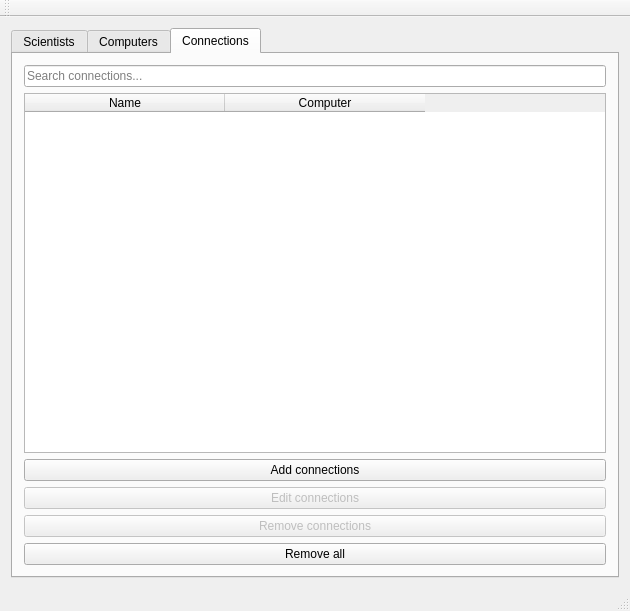
First picture: the form in vln-vika3/vln3/mainwindow.ui, repository hoddiingi/vln1-2016, before the edit.
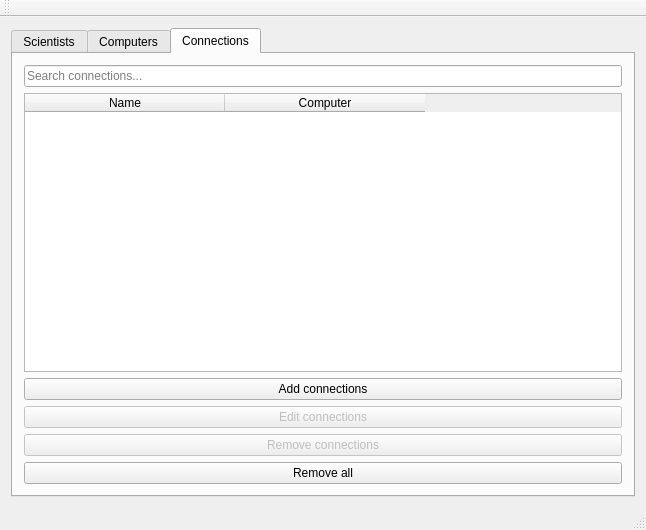
Second picture: the form after the edit.

```diff
--- a/vln-vika3/vln3/mainwindow.ui
+++ b/vln-vika3/vln3/mainwindow.ui
@@ -9,8 +9,8 @@
    <rect>
     <x>0</x>
     <y>0</y>
-    <width>630</width>
-    <height>611</height>
+    <width>646</width>
+    <height>530</height>
    </rect>
   </property>
   <property name="windowTitle">
```
Left out of the diff: 2 changed lines with no effect on the pictures.
